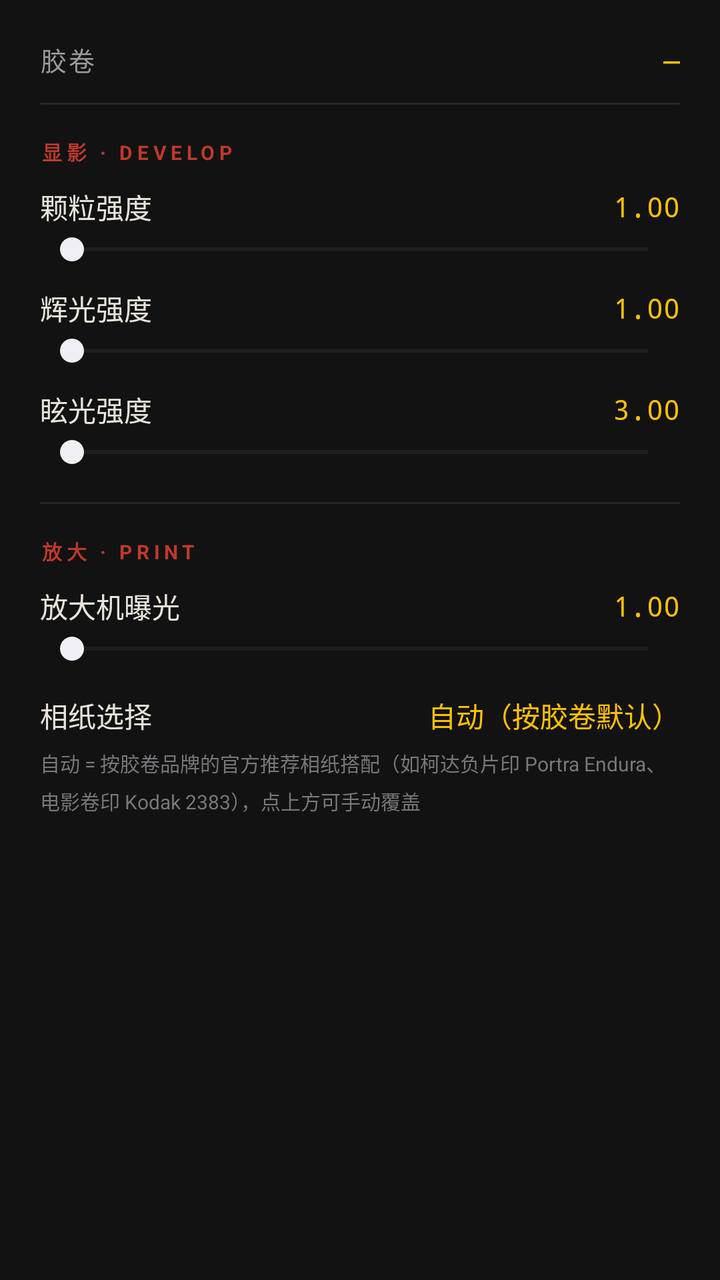
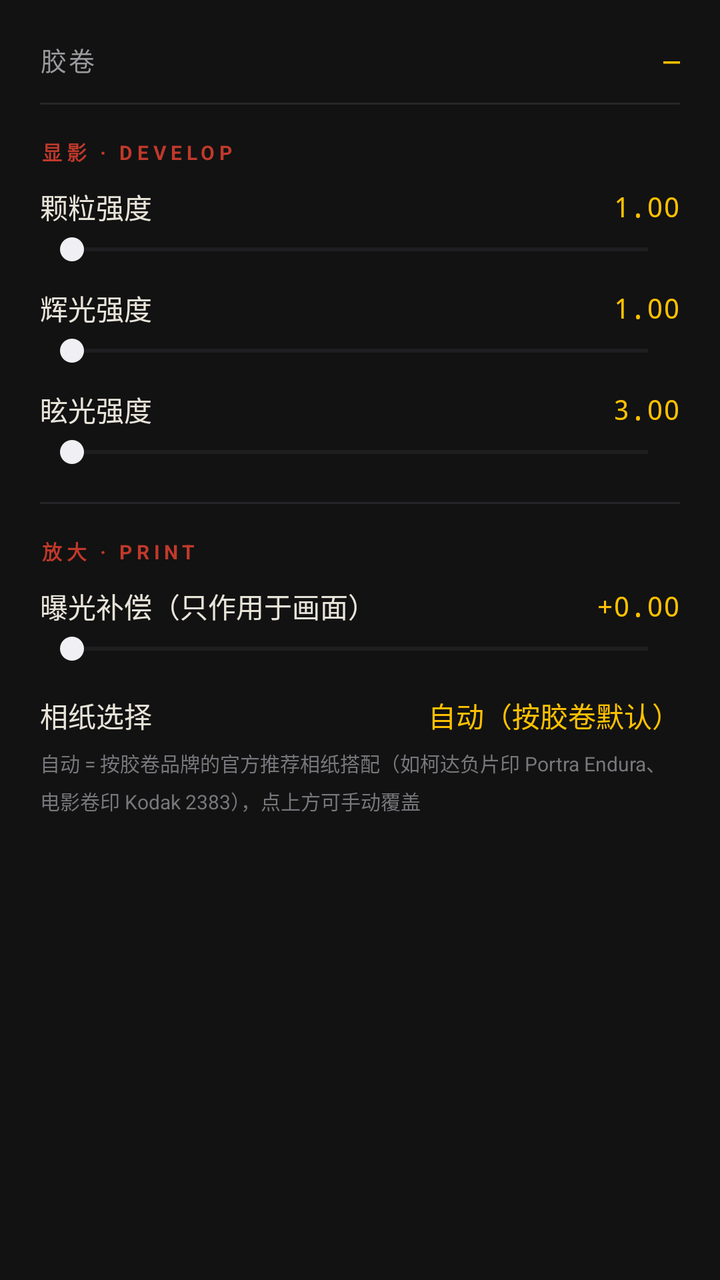

An Android layout rendered at two revisions. The XML below is the earlier revision; the diff shows what the commit changed to produce the second picture.
<!-- AndroidManifest.xml: application theme Theme.FilmCam -->
<!-- res/layout/dialog_dev_params.xml -->
<?xml version="1.0" encoding="utf-8"?>
<ScrollView xmlns:android="http://schemas.android.com/apk/res/android"
    android:layout_width="match_parent"
    android:layout_height="wrap_content"
    android:overScrollMode="never">

    <LinearLayout
        android:layout_width="match_parent"
        android:layout_height="wrap_content"
        android:orientation="vertical"
        android:paddingStart="20dp"
        android:paddingEnd="20dp"
        android:paddingTop="8dp"
        android:paddingBottom="12dp">

        
        <LinearLayout
            android:id="@+id/rowDevRoll"
            android:layout_width="match_parent"
            android:layout_height="wrap_content"
            android:orientation="horizontal"
            android:gravity="center_vertical"
            android:background="?android:attr/selectableItemBackground"
            android:clickable="true"
            android:focusable="true"
            android:paddingTop="12dp"
            android:paddingBottom="12dp">

            <TextView
                android:layout_width="0dp"
                android:layout_height="wrap_content"
                android:layout_weight="1"
                android:text="@string/main_dev_roll_row"
                android:textColor="#9A9A9E"
                android:textSize="13sp"
                android:letterSpacing="0.06" />

            <TextView
                android:id="@+id/tvDevRollValue"
                android:layout_width="wrap_content"
                android:layout_height="wrap_content"
                android:text="—"
                android:textColor="#FFC100"
                android:textSize="14sp"
                android:fontFamily="monospace" />
        </LinearLayout>

        <View
            android:layout_width="match_parent"
            android:layout_height="1dp"
            android:background="#26262A" />

        
        <TextView
            android:layout_width="wrap_content"
            android:layout_height="wrap_content"
            android:layout_marginTop="16dp"
            android:text="@string/main_dev_group_develop"
            android:textColor="#C0392B"
            android:textSize="10sp"
            android:textStyle="bold"
            android:letterSpacing="0.22" />

        
        <LinearLayout
            android:layout_width="match_parent"
            android:layout_height="wrap_content"
            android:orientation="horizontal"
            android:gravity="center_vertical"
            android:paddingTop="10dp">

            <TextView
                android:layout_width="0dp"
                android:layout_height="wrap_content"
                android:layout_weight="1"
                android:text="@string/main_dev_grain"
                android:textColor="#E8E4DA"
                android:textSize="14sp" />

            <TextView
                android:id="@+id/tvDevGrainValue"
                android:layout_width="wrap_content"
                android:layout_height="wrap_content"
                android:text="1.00"
                android:textColor="#FFC100"
                android:textSize="14sp"
                android:fontFamily="monospace" />
        </LinearLayout>

        <SeekBar
            android:id="@+id/sbDevGrain"
            android:layout_width="match_parent"
            android:layout_height="wrap_content"
            android:layout_marginTop="2dp"
            android:max="200"
            android:progressTint="#FFC100"
            android:progressBackgroundTint="#3A3A40"
            android:thumbTint="#F0F0F4" />

        
        <LinearLayout
            android:layout_width="match_parent"
            android:layout_height="wrap_content"
            android:orientation="horizontal"
            android:gravity="center_vertical"
            android:paddingTop="10dp">

            <TextView
                android:layout_width="0dp"
                android:layout_height="wrap_content"
                android:layout_weight="1"
                android:text="@string/main_dev_halation"
                android:textColor="#E8E4DA"
                android:textSize="14sp" />

            <TextView
                android:id="@+id/tvDevHalationValue"
                android:layout_width="wrap_content"
                android:layout_height="wrap_content"
                android:text="1.00"
                android:textColor="#FFC100"
                android:textSize="14sp"
                android:fontFamily="monospace" />
        </LinearLayout>

        <SeekBar
            android:id="@+id/sbDevHalation"
            android:layout_width="match_parent"
            android:layout_height="wrap_content"
            android:layout_marginTop="2dp"
            android:max="200"
            android:progressTint="#FFC100"
            android:progressBackgroundTint="#3A3A40"
            android:thumbTint="#F0F0F4" />

        
        <LinearLayout
            android:layout_width="match_parent"
            android:layout_height="wrap_content"
            android:orientation="horizontal"
            android:gravity="center_vertical"
            android:paddingTop="10dp">

            <TextView
                android:layout_width="0dp"
                android:layout_height="wrap_content"
                android:layout_weight="1"
                android:text="@string/main_dev_glare"
                android:textColor="#E8E4DA"
                android:textSize="14sp" />

            <TextView
                android:id="@+id/tvDevGlareValue"
                android:layout_width="wrap_content"
                android:layout_height="wrap_content"
                android:text="3.00"
                android:textColor="#FFC100"
                android:textSize="14sp"
                android:fontFamily="monospace" />
        </LinearLayout>

        <SeekBar
            android:id="@+id/sbDevGlare"
            android:layout_width="match_parent"
            android:layout_height="wrap_content"
            android:layout_marginTop="2dp"
            android:max="600"
            android:progressTint="#FFC100"
            android:progressBackgroundTint="#3A3A40"
            android:thumbTint="#F0F0F4" />

        <View
            android:layout_width="match_parent"
            android:layout_height="1dp"
            android:layout_marginTop="16dp"
            android:background="#26262A" />

        
        <TextView
            android:layout_width="wrap_content"
            android:layout_height="wrap_content"
            android:layout_marginTop="16dp"
            android:text="@string/main_dev_group_print"
            android:textColor="#C0392B"
            android:textSize="10sp"
            android:textStyle="bold"
            android:letterSpacing="0.22" />

        
        <LinearLayout
            android:layout_width="match_parent"
            android:layout_height="wrap_content"
            android:orientation="horizontal"
            android:gravity="center_vertical"
            android:paddingTop="10dp">

            <TextView
                android:layout_width="0dp"
                android:layout_height="wrap_content"
                android:layout_weight="1"
                android:text="@string/main_dev_enlarger_exposure"
                android:textColor="#E8E4DA"
                android:textSize="14sp" />

            <TextView
                android:id="@+id/tvDevExposureValue"
                android:layout_width="wrap_content"
                android:layout_height="wrap_content"
                android:text="1.00"
                android:textColor="#FFC100"
                android:textSize="14sp"
                android:fontFamily="monospace" />
        </LinearLayout>

        <SeekBar
            android:id="@+id/sbDevExposure"
            android:layout_width="match_parent"
            android:layout_height="wrap_content"
            android:layout_marginTop="2dp"
            android:max="150"
            android:progressTint="#FFC100"
            android:progressBackgroundTint="#3A3A40"
            android:thumbTint="#F0F0F4" />

        
        <LinearLayout
            android:id="@+id/rowDevPaper"
            android:layout_width="match_parent"
            android:layout_height="wrap_content"
            android:orientation="horizontal"
            android:gravity="center_vertical"
            android:paddingTop="14dp"
            android:paddingBottom="6dp"
            android:background="?android:attr/selectableItemBackground"
            android:clickable="true"
            android:focusable="true">

            <TextView
                android:layout_width="0dp"
                android:layout_height="wrap_content"
                android:layout_weight="1"
                android:text="@string/main_dev_paper_row"
                android:textColor="#E8E4DA"
                android:textSize="14sp" />

            <TextView
                android:id="@+id/tvDevPaperValue"
                android:layout_width="wrap_content"
                android:layout_height="wrap_content"
                android:text="@string/main_dev_paper_auto"
                android:textColor="#FFC100"
                android:textSize="14sp"
                android:fontFamily="monospace" />
        </LinearLayout>

        
        <TextView
            android:layout_width="match_parent"
            android:layout_height="wrap_content"
            android:layout_marginBottom="10dp"
            android:text="@string/main_dev_paper_hint"
            android:textColor="#77777C"
            android:textSize="10sp"
            android:lineSpacingMultiplier="1.3" />

        
        <Button
            android:id="@+id/btnDevReset"
            android:layout_width="wrap_content"
            android:layout_height="wrap_content"
            android:layout_gravity="end"
            style="?attr/borderlessButtonStyle"
            android:textColor="#FFC100"
            android:textSize="13sp" />

    </LinearLayout>
</ScrollView>
<!-- resources referenced by this layout -->
<resources>
  <string name="main_dev_enlarger_exposure">放大机曝光</string>
  <string name="main_dev_glare">眩光强度</string>
  <string name="main_dev_grain">颗粒强度</string>
  <string name="main_dev_group_develop">显影 · DEVELOP</string>
  <string name="main_dev_group_print">放大 · PRINT</string>
  <string name="main_dev_halation">辉光强度</string>
  <string name="main_dev_paper_auto">自动（按胶卷默认）</string>
  <string name="main_dev_paper_hint">自动 = 按胶卷品牌的官方推荐相纸搭配（如柯达负片印 Portra Endura、电影卷印 Kodak 2383），点上方可手动覆盖</string>
  <string name="main_dev_paper_row">相纸选择</string>
  <string name="main_dev_roll_row">胶卷</string>
  <style name="Theme.FilmCam" parent="Theme.MaterialComponents.NoActionBar">
          <item name="android:statusBarColor">#000000</item>
          <item name="android:navigationBarColor">#000000</item>
      </style>
</resources>

<!-- the commit's change to res/layout/dialog_dev_params.xml (unified diff, before → after) -->
@@ -206,7 +206,7 @@
                 android:id="@+id/tvDevExposureValue"
                 android:layout_width="wrap_content"
                 android:layout_height="wrap_content"
-                android:text="1.00"
+                android:text="+0.00"
                 android:textColor="#FFC100"
                 android:textSize="14sp"
                 android:fontFamily="monospace" />
@@ -217,7 +217,7 @@
             android:layout_width="match_parent"
             android:layout_height="wrap_content"
             android:layout_marginTop="2dp"
-            android:max="150"
+            android:max="300"
             android:progressTint="#FFC100"
             android:progressBackgroundTint="#3A3A40"
             android:thumbTint="#F0F0F4" />
<!-- resource entries referenced after the edit -->
@@ -1,6 +1,6 @@
 <!-- resources referenced by this layout -->
 <resources>
-  <string name="main_dev_enlarger_exposure">放大机曝光</string>
+  <string name="main_dev_enlarger_exposure">曝光补偿（只作用于画面）</string>
   <string name="main_dev_glare">眩光强度</string>
   <string name="main_dev_grain">颗粒强度</string>
   <string name="main_dev_group_develop">显影 · DEVELOP</string>
